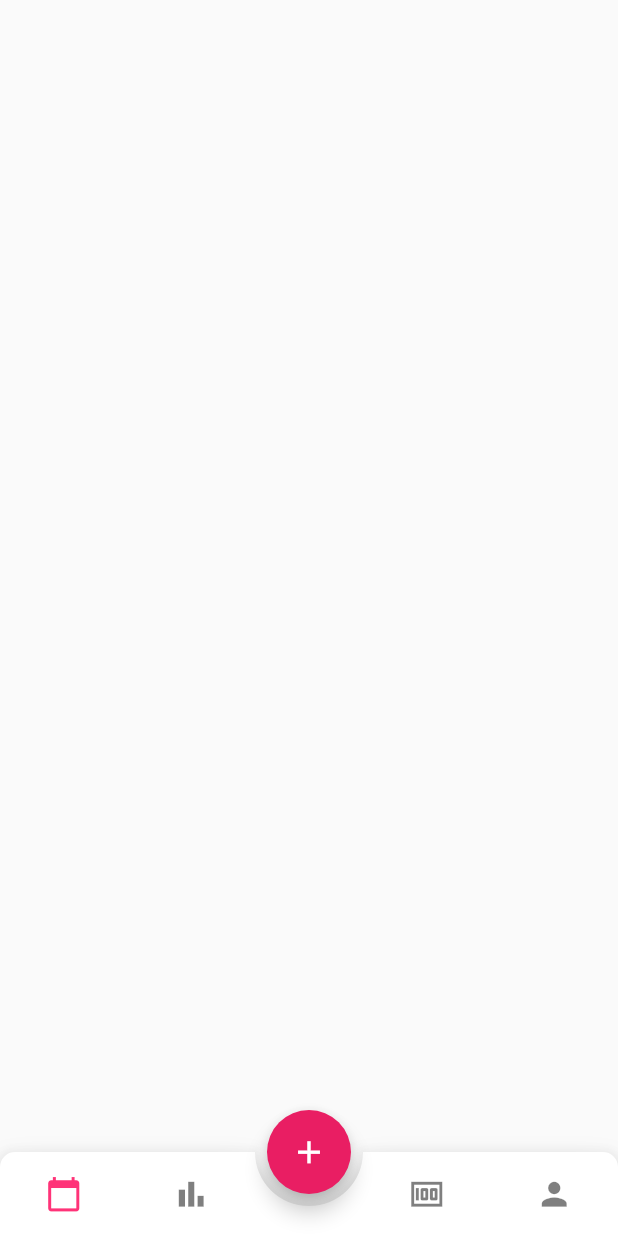
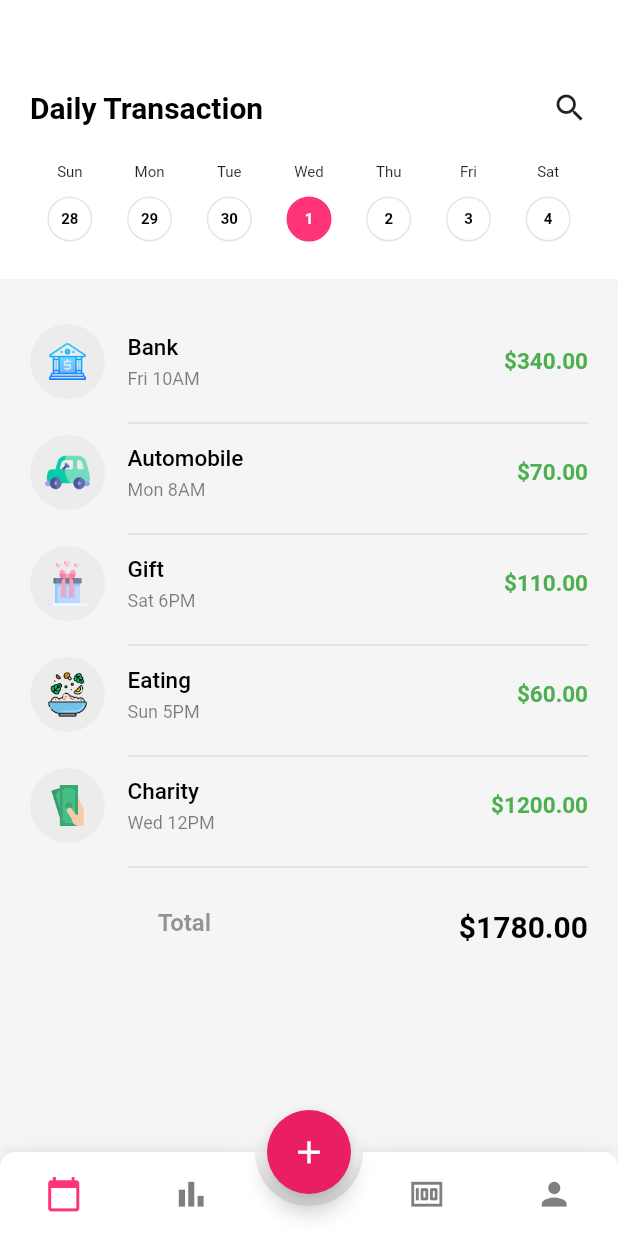
Before and after one commit to hv2r55g/budget_buddy, a Flutter app: the screen it shows after launch, on a phone screen of 412 x 824 dp. Run offline on Flutter 3.47's test engine with Material 2 defaults, Android fonts, the phone set to English and light mode, and no system bars; drawn by our look-alikes of animated_bottom_navigation_bar; our stand-ins replace cloud_firestore, firebase_core, get; accounts and stored records are empty.

```diff
--- /dev/null
+++ b/lib/json/daily_json.dart
@@ -0,0 +1,32 @@
+const List daily = [
+  {
+    "icon": "assets/images/bank.png",
+    "name": "Bank",
+    "date": "Fri 10AM",
+    "price": "\$340.00"
+  },
+  {
+    "icon": "assets/images/car.png",
+    "name": "Automobile",
+    "date": "Mon 8AM",
+    "price": "\$70.00"
+  },
+  {
+    "icon": "assets/images/gift.png",
+    "name": "Gift",
+    "date": "Sat 6PM",
+    "price": "\$110.00"
+  },
+  {
+    "icon": "assets/images/eating.png",
+    "name": "Eating",
+    "date": "Sun 5PM",
+    "price": "\$60.00"
+  },
+  {
+    "icon": "assets/images/charity.png",
+    "name": "Charity",
+    "date": "Wed 12PM",
+    "price": "\$1200.00"
+  }
+];
--- /dev/null
+++ b/lib/json/day_month.dart
@@ -0,0 +1,17 @@
+List days = [
+  {"label": "Sun", "day": "28"},
+  {"label": "Mon", "day": "29"},
+  {"label": "Tue", "day": "30"},
+  {"label": "Wed", "day": "1"},
+  {"label": "Thu", "day": "2"},
+  {"label": "Fri", "day": "3"},
+  {"label": "Sat", "day": "4"},
+];
+List months = [
+  {"label": "2018", "day": "Jan"},
+  {"label": "2018", "day": "Feb"},
+  {"label": "2018", "day": "Mar"},
+  {"label": "2018", "day": "Apr"},
+  {"label": "2018", "day": "May"},
+  {"label": "2018", "day": "Jun"},
+];
--- /dev/null
+++ b/lib/pages/daily_page.dart
@@ -0,0 +1,245 @@
+import 'package:budget_buddy/json/daily_json.dart';
+import 'package:budget_buddy/json/day_month.dart';
+import 'package:budget_buddy/theme/colors.dart';
+import 'package:cloud_firestore/cloud_firestore.dart';
+import 'package:firebase_core/firebase_core.dart';
+import 'package:flutter/material.dart';
+
+
+class DailyPage extends StatefulWidget {
+  const DailyPage({Key? key}) : super(key: key);
+
+  @override
+  _DailyPageState createState() => _DailyPageState();
+}
+
+class _DailyPageState extends State<DailyPage> {
+
+  final db = FirebaseFirestore.instance;
+
+  int activeDay = 3;
+
+  @override
+  Widget build(BuildContext context) {
+    return Scaffold(
+      backgroundColor: grey.withOpacity(0.05),
+      body: getBody(),
+    );
+  }
+
+  Widget getBody() {
+    var size = MediaQuery.of(context).size;
+
+    return SingleChildScrollView(
+      child: Column(
+        children: [
+          Container(
+            decoration: BoxDecoration(color: white, boxShadow: [
+              BoxShadow(
+                color: grey.withOpacity(0.01),
+                spreadRadius: 10,
+                blurRadius: 3,
+                // changes position of shadow
+              ),
+            ]),
+            child: Padding(
+              padding: const EdgeInsets.only(
+                  top: 60, right: 20, left: 20, bottom: 25),
+              child: Column(
+                children: [
+                  Row(
+                    mainAxisAlignment: MainAxisAlignment.spaceBetween,
+                    children: const [
+                      Text(
+                        "Daily Transaction",
+                        style: TextStyle(
+                            fontSize: 20,
+                            fontWeight: FontWeight.bold,
+                            color: black),
+                      ),
+                      Icon(Icons.search)
+                    ],
+                  ),
+                  const SizedBox(
+                    height: 25,
+                  ),
+                  Row(
+                      crossAxisAlignment: CrossAxisAlignment.start,
+                      children: List.generate(days.length, (index) {
+                        return GestureDetector(
+                          onTap: () {
+                            setState(() {
+                              activeDay = index;
+                            });
+                          },
+                          child: SizedBox(
+                            width: (MediaQuery.of(context).size.width - 40) / 7,
+                            child: Column(
+                              children: [
+                                Text(
+                                  days[index]['label'],
+                                  style: const TextStyle(fontSize: 10),
+                                ),
+                                const SizedBox(
+                                  height: 10,
+                                ),
+                                Container(
+                                  width: 30,
+                                  height: 30,
+                                  decoration: BoxDecoration(
+                                      color: activeDay == index
+                                          ? primary
+                                          : Colors.transparent,
+                                      shape: BoxShape.circle,
+                                      border: Border.all(
+                                          color: activeDay == index
+                                              ? primary
+                                              : black.withOpacity(0.1))),
+                                  child: Center(
+                                    child: Text(
+                                      days[index]['day'],
+                                      style: TextStyle(
+                                          fontSize: 10,
+                                          fontWeight: FontWeight.w600,
+                                          color: activeDay == index
+                                              ? white
+                                              : black),
+                                    ),
+                                  ),
+                                )
+                              ],
+                            ),
+                          ),
+                        );
+                      }))
+                ],
+              ),
+            ),
+          ),
+          const SizedBox(
+            height: 30,
+          ),
+          Padding(
+            padding: const EdgeInsets.only(left: 20, right: 20),
+            child: Column(
+                children: List.generate(daily.length, (index) {
+              return Column(
+                children: [
+                  Row(
+                    mainAxisAlignment: MainAxisAlignment.spaceBetween,
+                    children: [
+                      SizedBox(
+                        width: (size.width - 40) * 0.7,
+                        child: Row(
+                          children: [
+                            Container(
+                              width: 50,
+                              height: 50,
+                              decoration: BoxDecoration(
+                                shape: BoxShape.circle,
+                                color: grey.withOpacity(0.1),
+                              ),
+                              child: Center(
+                                child: Image.asset(
+                                  daily[index]['icon'],
+                                  width: 30,
+                                  height: 30,
+                                ),
+                              ),
+                            ),
+                            const SizedBox(width: 15),
+                            SizedBox(
+                              width: (size.width - 90) * 0.5,
+                              child: Column(
+                                mainAxisAlignment: MainAxisAlignment.center,
+                                crossAxisAlignment: CrossAxisAlignment.start,
+                                children: [
+                                  Text(
+                                    daily[index]['name'],
+                                    style: const TextStyle(
+                                        fontSize: 15,
+                                        color: black,
+                                        fontWeight: FontWeight.w500),
+                                    overflow: TextOverflow.ellipsis,
+                                  ),
+                                  const SizedBox(height: 5),
+                                  Text(
+                                    daily[index]['date'],
+                                    style: TextStyle(
+                                        fontSize: 12,
+                                        color: black.withOpacity(0.5),
+                                        fontWeight: FontWeight.w400),
+                                    overflow: TextOverflow.ellipsis,
+                                  ),
+                                ],
+                              ),
+                            )
+                          ],
+                        ),
+                      ),
+                      SizedBox(
+                        width: (size.width - 40) * 0.3,
+                        child: Row(
+                          mainAxisAlignment: MainAxisAlignment.end,
+                          children: [
+                            Text(
+                              daily[index]['price'],
+                              style: const TextStyle(
+                                  fontWeight: FontWeight.w600,
+                                  fontSize: 15,
+                                  color: Colors.green),
+                            ),
+                          ],
+                        ),
+                      )
+                    ],
+                  ),
+                  const Padding(
+                    padding: EdgeInsets.only(left: 65, top: 8),
+                    child: Divider(
+                      thickness: 0.8,
+                    ),
+                  )
+                ],
+              );
+            })),
+          ),
+          const SizedBox(
+            height: 15,
+          ),
+          Padding(
+            padding: const EdgeInsets.only(left: 20, right: 20),
+            child: Row(
+              children: [
+                const Spacer(),
+                Padding(
+                  padding: const EdgeInsets.only(right: 80),
+                  child: Text(
+                    "Total",
+                    style: TextStyle(
+                        fontSize: 16,
+                        color: black.withOpacity(0.4),
+                        fontWeight: FontWeight.w600),
+                    overflow: TextOverflow.ellipsis,
+                  ),
+                ),
+                const Spacer(),
+                const Padding(
+                  padding: EdgeInsets.only(top: 5),
+                  child: Text(
+                    "\$1780.00",
+                    style: TextStyle(
+                        fontSize: 20,
+                        color: black,
+                        fontWeight: FontWeight.bold),
+                    overflow: TextOverflow.ellipsis,
+                  ),
+                ),
+              ],
+            ),
+          )
+        ],
+      ),
+    );
+  }
+}
--- a/lib/pages/root_app.dart
+++ b/lib/pages/root_app.dart
@@ -5,13 +5,15 @@ import 'package:flutter/material.dart';
 import 'package:animated_bottom_navigation_bar/animated_bottom_navigation_bar.dart';
 import 'package:get/get.dart';
 
+import 'daily_page.dart';
+
 class RootApp extends StatefulWidget {
+  final List locale = [
+    {'name': 'ENGLISH', 'locale': Locale('en', '')},
+    {'name': 'NEDERLANDS', 'locale': Locale('nl', '')},
+  ];
 
-  final List locale =[
-    {'name':'ENGLISH','locale': Locale('en','')},
-    {'name':'NEDERLANDS','locale': Locale('nl','')},
-  ];
-  updateLanguage(Locale locale){
+  updateLanguage(Locale locale) {
     Get.back();
     Get.updateLocale(locale);
   }
@@ -24,6 +26,7 @@ class _RootAppState extends State<RootApp> {
   int pageIndex = 0;
   List<Widget> pages = [
     //list of pages
+    DailyPage(),
   ];
 
   @override
@@ -60,28 +63,28 @@ class _RootAppState extends State<RootApp> {
 
   Widget getBody() {
     return
-      Center(
-        child: StreamBuilder<QuerySnapshot>(
-          stream: FirebaseFirestore.instance.collection('categories').snapshots(),
-          builder: (context, snapshot) {
-            if (snapshot.hasData) {
-              return ListView.builder(
-                  itemCount: snapshot.data!.docs.length,
-                  itemBuilder: (context, index) {
-                    DocumentSnapshot doc = snapshot.data!.docs[index];
-                    String value = doc['Name'];
-                    return Text(value.tr);
-                  });
-            } else {
-              return const Text("No data");
-            }
-          },
-        ),
-      );
-    // return IndexedStack(
-    //   index: pageIndex,
-    //   children: pages,
-    // );
+        // Center(
+        //   child: StreamBuilder<QuerySnapshot>(
+        //     stream: FirebaseFirestore.instance.collection('categories').snapshots(),
+        //     builder: (context, snapshot) {
+        //       if (snapshot.hasData) {
+        //         return ListView.builder(
+        //             itemCount: snapshot.data!.docs.length,
+        //             itemBuilder: (context, index) {
+        //               DocumentSnapshot doc = snapshot.data!.docs[index];
+        //               String value = doc['Name'];
+        //               return Text(value.tr);
+        //             });
+        //       } else {
+        //         return const Text("No data");
+        //       }
+        //     },
+        //   ),
+        // );
+        IndexedStack(
+      index: pageIndex,
+      children: pages,
+    );
   }
 
   Widget getFooter() {
--- a/pubspec.yaml
+++ b/pubspec.yaml
@@ -65,9 +65,8 @@ flutter:
   uses-material-design: true
 
   # To add assets to your application, add an assets section, like this:
-  # assets:
-  #   - images/a_dot_burr.jpeg
-  #   - images/a_dot_ham.jpeg
+  assets:
+    - assets/images/
 
   # An image asset can refer to one or more resolution-specific "variants", see
   # https://flutter.dev/assets-and-images/#resolution-aware.
```
Also changed, not shown: assets/images/bank.png (added), assets/images/car.png (added), assets/images/cash.png (added), assets/images/charity.png (added), assets/images/eating.png (added), assets/images/gift.png (added).
